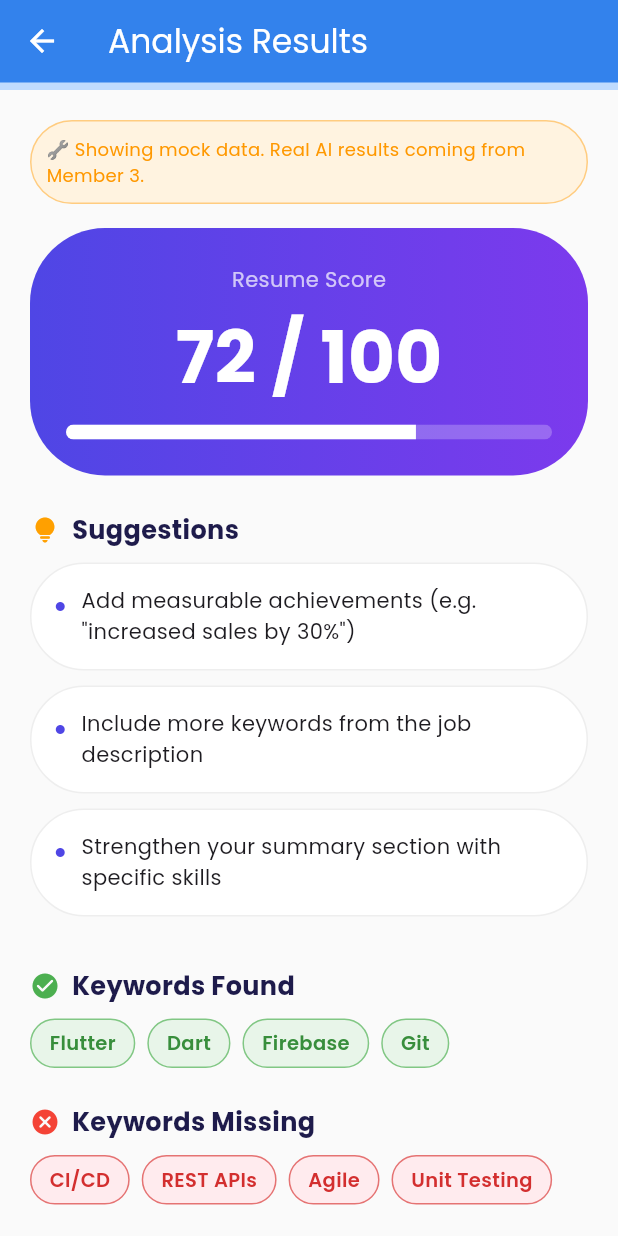
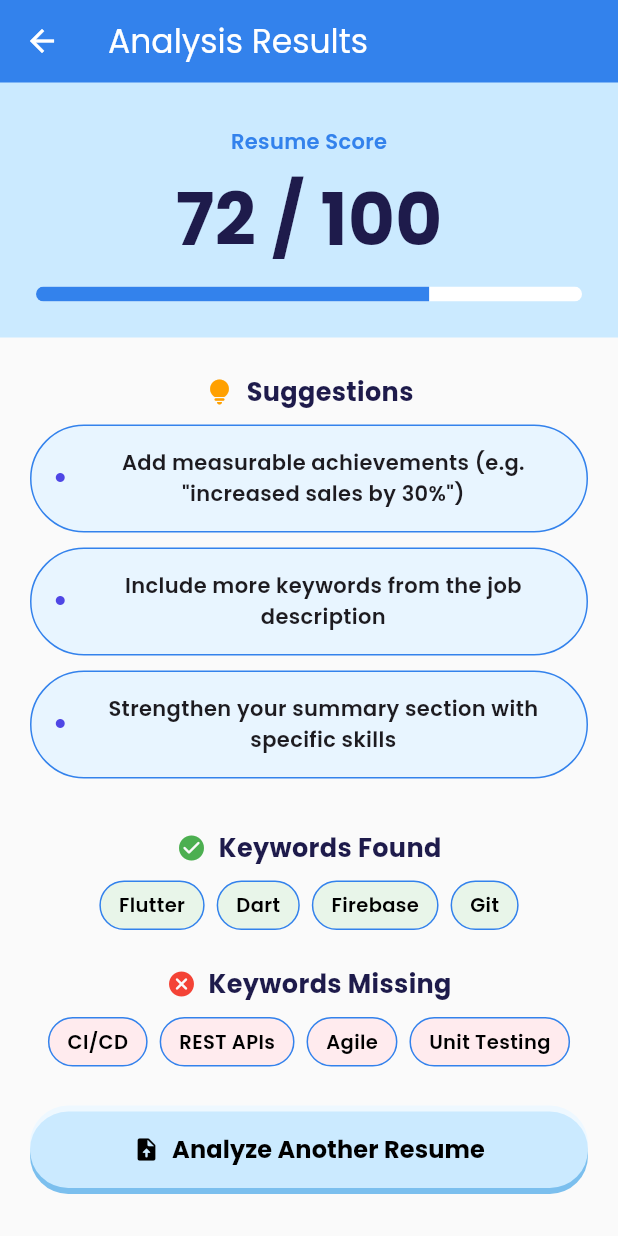
Before and after one commit to t4n1shqa/GWC-2026-Project-5, a Flutter app: the ResultsScreen screen opened directly, on a phone screen of 412 x 824 dp. Run offline on Flutter 3.47's test engine with Material 3 defaults, Android fonts, the phone set to English and light mode, and no system bars; our stand-ins replace firebase_core, flutter_riverpod, google_fonts; accounts and stored records are empty.

Commit message:
more style changes

```diff
--- a/lib/main.dart
+++ b/lib/main.dart
@@ -36,8 +36,8 @@ class MyApp extends StatelessWidget {
         ),
         elevatedButtonTheme: ElevatedButtonThemeData(
           style: ElevatedButton.styleFrom(
-            backgroundColor: const Color(0xFF4F46E5),
-            foregroundColor: Colors.white,
+            backgroundColor: const Color(0xFFCBEAFF),
+            foregroundColor: Colors.black,
             padding: const EdgeInsets.symmetric(horizontal: 32, vertical: 14),
             shape: RoundedRectangleBorder(
               borderRadius: BorderRadius.circular(50),
--- a/lib/screens/history_screen.dart
+++ b/lib/screens/history_screen.dart
@@ -36,7 +36,7 @@ class HistoryScreen extends StatelessWidget {
     bottom: PreferredSize(
       preferredSize: const Size.fromHeight(4),
       child: Container(
-        color: const Color(0xFFBFDBFE),
+        color: const Color(0xFFCBEAFF),
         height: 5,
       ),
     ),
--- a/lib/screens/interview_screen.dart
+++ b/lib/screens/interview_screen.dart
@@ -126,7 +126,7 @@ class _InterviewScreenState extends State<InterviewScreen> {
          bottom: PreferredSize(
       preferredSize: const Size.fromHeight(4),
       child: Container(
-        color: const Color(0xFFBFDBFE),
+        color: const Color(0xFFCBEAFF),
         height: 5,
       ),
       ),
--- a/lib/screens/results_screen.dart
+++ b/lib/screens/results_screen.dart
@@ -33,49 +33,28 @@ class ResultsScreen extends StatelessWidget {
        bottom: PreferredSize(
       preferredSize: const Size.fromHeight(4),
       child: Container(
-        color: const Color(0xFFBFDBFE),
+        color: const Color(0xFFCBEAFF),
         height: 5,
       ),),),
       backgroundColor: Colors.grey[50],
-      body: SingleChildScrollView(
-        padding: const EdgeInsets.all(20),
-        child: Column(
-          crossAxisAlignment: CrossAxisAlignment.start,
+      body: Column(
         children: [
-            if (mockMode)
-              Container(
-                width: double.infinity,
-                padding: const EdgeInsets.all(10),
-                margin: const EdgeInsets.only(bottom: 16),
-                decoration: BoxDecoration(
-                  color: Colors.orange[50],
-                  borderRadius: BorderRadius.circular(50),
-                  border: Border.all(color: Colors.orange[200]!),
-                ),
-                child: const Text(
-                  '🔧 Showing mock data. Real AI results coming from Member 3.',
-                  style: TextStyle(fontSize: 12, color: Colors.orange),
-                ),
-              ),
-
-            // Score card
+          // Score card — full width, no padding
           Container(
             width: double.infinity,
             padding: const EdgeInsets.all(24),
-              decoration: BoxDecoration(
-                gradient: const LinearGradient(
-                    colors: [Color(0xFF4F46E5), Color(0xFF7C3AED)]),
-                borderRadius: BorderRadius.circular(50),
+            decoration: const BoxDecoration(
+              color: Color(0xFFCBEAFF),
             ),
             child: Column(
               children: [
                 const Text('Resume Score',
-                      style: TextStyle(color: Colors.white70, fontSize: 14)),
+                    style: TextStyle(color: Color(0xFF3382EC), fontSize: 14, fontWeight: FontWeight.w600)),
                 const SizedBox(height: 8),
                 Text(
                   '$score / 100',
                   style: const TextStyle(
-                        color: Colors.white,
+                      color: Color(0xFF1E1B4B),
                       fontSize: 48,
                       fontWeight: FontWeight.bold),
                 ),
@@ -84,16 +63,22 @@ class ResultsScreen extends StatelessWidget {
                   borderRadius: BorderRadius.circular(50),
                   child: LinearProgressIndicator(
                     value: score / 100,
-                      backgroundColor: Colors.white24,
+                    backgroundColor: Colors.white,
                     valueColor:
-                          const AlwaysStoppedAnimation<Color>(Colors.white),
+                        const AlwaysStoppedAnimation<Color>(Color(0xFF3382EC)),
                     minHeight: 10,
                   ),
                 ),
               ],
             ),
           ),
-            const SizedBox(height: 24),
+          Expanded(
+            child: SingleChildScrollView(
+              padding: const EdgeInsets.all(20),
+              child: Column(
+                crossAxisAlignment: CrossAxisAlignment.center,
+                children: [
+                  const SizedBox(height: 4),
 
             // Suggestions
             _SectionTitle(
@@ -136,21 +121,36 @@ class ResultsScreen extends StatelessWidget {
             ),
             const SizedBox(height: 30),
 
-            SizedBox(
+            Container(
               width: double.infinity,
-              child: OutlinedButton.icon(
+              decoration: BoxDecoration(
+                borderRadius: BorderRadius.circular(50),
+                boxShadow: const [
+                  BoxShadow(
+                    color: Color(0xFF7BBFEE),
+                    offset: Offset(0, 4),
+                    blurRadius: 0,
+                  ),
+                  BoxShadow(
+                    color: Color(0xFFEEF8FF),
+                    offset: Offset(0, -4),
+                    blurRadius: 0,
+                  ),
+                ],
+              ),
+              child: ElevatedButton.icon(
                 onPressed: () => Navigator.pop(context),
+                style: ElevatedButton.styleFrom(elevation: 0),
                 icon: const Icon(Icons.upload_file_rounded),
-                label: const Text('Analyze Another Resume'),
-                style: OutlinedButton.styleFrom(
-                  padding: const EdgeInsets.symmetric(vertical: 14),
-                  foregroundColor: const Color(0xFF4F46E5),
-                  side: const BorderSide(color: Color(0xFF4F46E5)),
+                label: const Text('Analyze Another Resume',
+                    style: TextStyle(fontSize: 16, fontWeight: FontWeight.bold)),
+              ),
+            ),
+                ],
               ),
             ),
           ),
         ],
-        ),
       ),
     );
   }
@@ -167,6 +167,7 @@ class _SectionTitle extends StatelessWidget {
   @override
   Widget build(BuildContext context) {
     return Row(
+      mainAxisAlignment: MainAxisAlignment.center,
       children: [
         Icon(icon, color: color, size: 20),
         const SizedBox(width: 8),
@@ -192,12 +193,12 @@ class _SuggestionCard extends StatelessWidget {
       margin: const EdgeInsets.only(bottom: 10),
       padding: const EdgeInsets.all(14),
       decoration: BoxDecoration(
-        color: Colors.white,
+        color: Color (0xFFE8F5FF),
         borderRadius: BorderRadius.circular(50),
-        border: Border.all(color: Colors.grey[200]!),
+        border: Border.all(color: Color(0xFF3382EC)),
       ),
       child: Row(
-        crossAxisAlignment: CrossAxisAlignment.start,
+        crossAxisAlignment: CrossAxisAlignment.center,
         children: [
           const Text('•  ',
               style: TextStyle(
@@ -206,7 +207,8 @@ class _SuggestionCard extends StatelessWidget {
                   fontWeight: FontWeight.bold)),
           Expanded(
               child: Text(text,
-                  style: const TextStyle(fontSize: 14, height: 1.5))),
+                  textAlign: TextAlign.center,
+                  style: const TextStyle(fontSize: 14, height: 1.5, fontWeight: FontWeight.w600))),
         ],
       ),
     );
@@ -227,12 +229,12 @@ class _KeywordChip extends StatelessWidget {
         color: found ? Colors.green[50] : Colors.red[50],
         borderRadius: BorderRadius.circular(50),
         border: Border.all(
-            color: found ? Colors.green[300]! : Colors.red[300]!),
+            color: found ? Color (0xFF3382EC) : Color (0xFF3382EC)),
       ),
       child: Text(
         label,
         style: TextStyle(
-            color: found ? Colors.green[700] : Colors.red[700],
+            color: found ? Colors.black : Colors.black,
             fontWeight: FontWeight.w600,
             fontSize: 13),
       ),
```
Also changed, not shown: lib/screens/home_screen.dart (+25 -12 lines), lib/screens/login_screen.dart (+17 -1 lines), lib/screens/upload_screen.dart (+19 -4 lines). Lines whose indentation alone changed are shown as unchanged.
